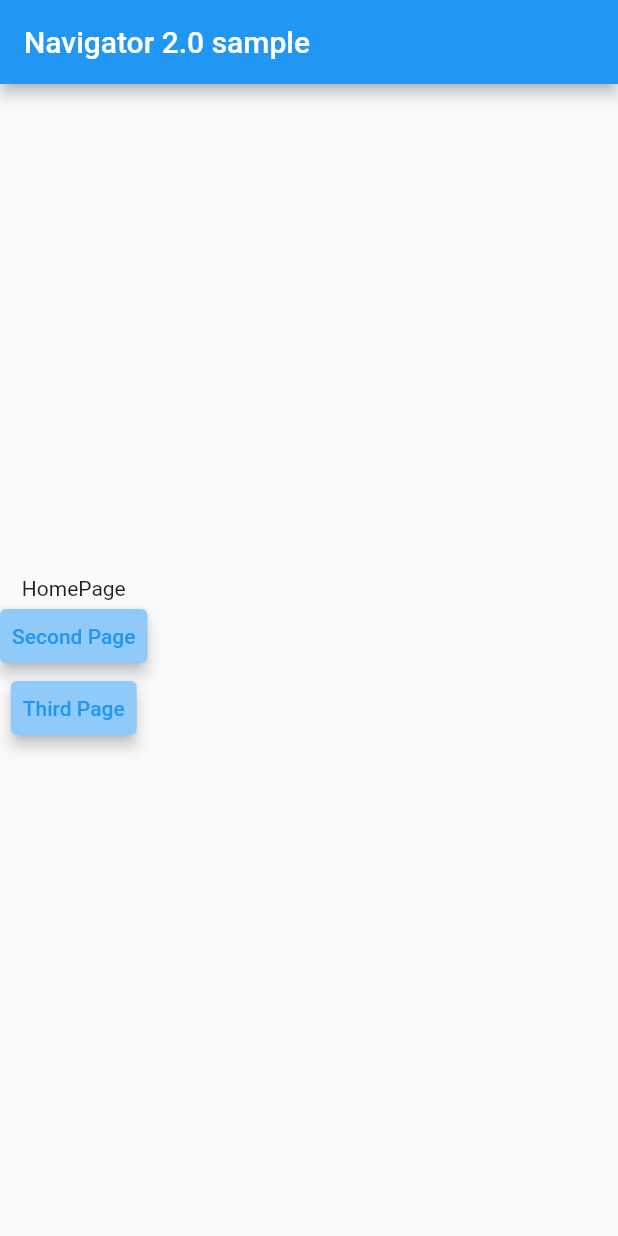
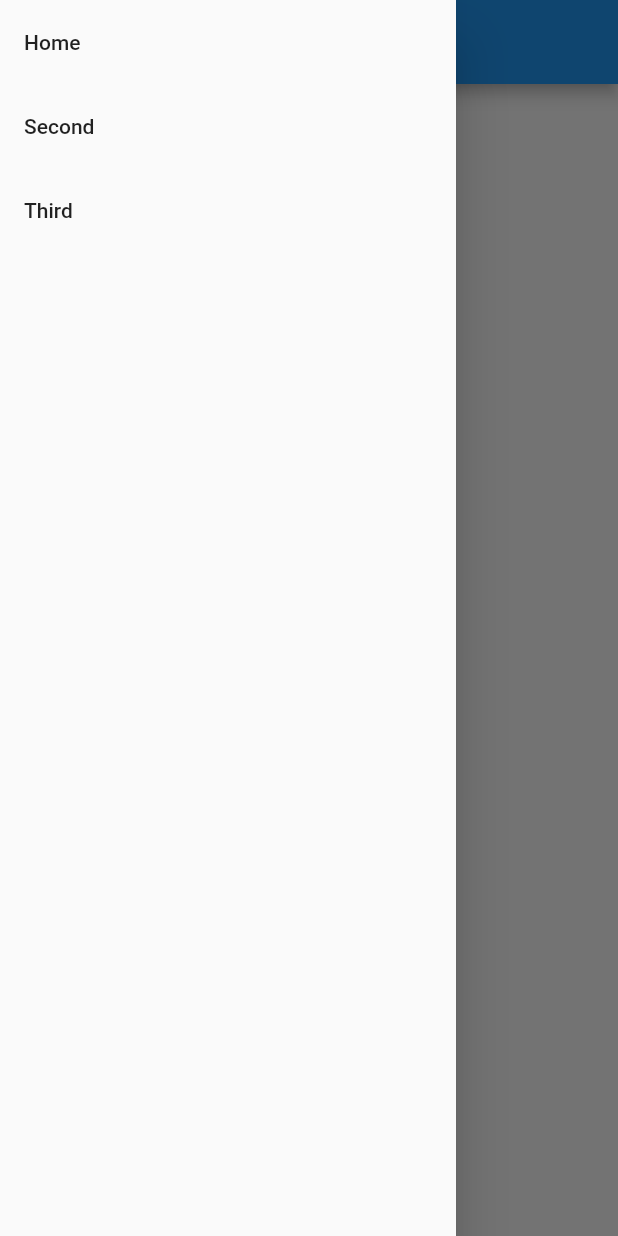
Before and after one commit to tri-star/flutter-navigation2-sample, a Flutter app: the screen it shows after launch, with the side drawer open (before the commit the screen has no drawer), on a phone screen of 412 x 824 dp. Run offline on Flutter 3.47's test engine with Material 2 defaults, Android fonts, the phone set to English and light mode, and no system bars.

Commit message:
クラス名のリネームなど

```diff
--- a/lib/src/app.dart
+++ b/lib/src/app.dart
@@ -1,8 +1,8 @@
 import 'package:flutter/material.dart';
 import 'package:flutter_localizations/flutter_localizations.dart';
-import 'package:navigator2_practice/src/navigator/app_navigator.dart';
+import 'package:navigator2_practice/src/router/router_state.dart';
 import 'package:navigator2_practice/src/router/app_router.dart';
-import 'package:navigator2_practice/src/router/route_path.dart';
+import 'package:navigator2_practice/src/router/app_location.dart';
 import 'package:provider/provider.dart';
 
 /// The Widget that configures your application.
@@ -14,24 +14,22 @@ class MyApp extends StatefulWidget {
 }
 
 class _MyAppState extends State<MyApp> {
-  final AppNavigatorState _navigatorState =
-      AppNavigatorState(AppRoutePath.home());
+  final RouterState _routerState = RouterState(AppLocation.home());
   late final AppRouterDelegate _routerDelegate;
 
   @override
   void initState() {
     super.initState();
-    _routerDelegate = AppRouterDelegate(_navigatorState);
+    _routerDelegate = AppRouterDelegate(_routerState);
   }
 
   @override
   Widget build(BuildContext context) {
     return MultiProvider(
         providers: [
-          ChangeNotifierProvider<AppNavigatorState>.value(
-              value: _navigatorState)
+          ChangeNotifierProvider<RouterState>.value(value: _routerState)
         ],
-        child: Consumer<AppNavigatorState>(builder: (context, state, _) {
+        child: Consumer<RouterState>(builder: (context, state, _) {
           return MaterialApp.router(
             localizationsDelegates: const [
               GlobalMaterialLocalizations.delegate,
--- a/lib/src/layoyuts/default_layout.dart
+++ b/lib/src/layoyuts/default_layout.dart
@@ -1,5 +1,6 @@
 import 'package:flutter/material.dart';
-import 'package:navigator2_practice/src/navigator/app_navigator.dart';
+import 'package:navigator2_practice/src/router/router_state.dart';
+import 'package:navigator2_practice/src/router/app_location.dart';
 import 'package:provider/provider.dart';
 
 class DefaultLayout extends StatelessWidget {
@@ -13,8 +14,35 @@ class DefaultLayout extends StatelessWidget {
       appBar: AppBar(
         title: const Text("Navigator 2.0 sample"),
       ),
-      body: Consumer<AppNavigatorState>(
-        builder: (context, naviGatorState, _) {
+      drawer: Drawer(
+        child: ListView(
+          children: <Widget>[
+            ListTile(
+              title: const Text("Home"),
+              onTap: () {
+                Provider.of<RouterState>(context, listen: false)
+                    .pushRoute(AppLocation.home());
+              },
+            ),
+            ListTile(
+              title: const Text("Second"),
+              onTap: () {
+                Provider.of<RouterState>(context, listen: false)
+                    .pushRoute(AppLocation.second());
+              },
+            ),
+            ListTile(
+              title: const Text("Third"),
+              onTap: () {
+                Provider.of<RouterState>(context, listen: false)
+                    .pushRoute(AppLocation.third());
+              },
+            ),
+          ],
+        ),
+      ),
+      body: Consumer<RouterState>(
+        builder: (context, routerState, _) {
           return child;
         },
       ),
--- a/lib/src/pages/home_page.dart
+++ b/lib/src/pages/home_page.dart
@@ -1,7 +1,7 @@
 import 'package:flutter/material.dart';
 import 'package:navigator2_practice/src/layoyuts/default_layout.dart';
-import 'package:navigator2_practice/src/navigator/app_navigator.dart';
-import 'package:navigator2_practice/src/router/route_path.dart';
+import 'package:navigator2_practice/src/router/router_state.dart';
+import 'package:navigator2_practice/src/router/app_location.dart';
 import 'package:provider/provider.dart';
 
 class HomePage extends Page {
@@ -26,8 +26,8 @@ class HomePage extends Page {
                               MaterialStateProperty.all(Colors.blue[200]),
                         ),
                         onPressed: () {
-                          Provider.of<AppNavigatorState>(context, listen: false)
-                              .setRoute(AppRoutePath.second());
+                          Provider.of<RouterState>(context, listen: false)
+                              .pushRoute(AppLocation.second());
                         },
                         child: const Text('Second Page')),
                     TextButton(
@@ -37,8 +37,8 @@ class HomePage extends Page {
                               MaterialStateProperty.all(Colors.blue[200]),
                         ),
                         onPressed: () {
-                          Provider.of<AppNavigatorState>(context, listen: false)
-                              .setRoute(AppRoutePath.third());
+                          Provider.of<RouterState>(context, listen: false)
+                              .pushRoute(AppLocation.third());
                         },
                         child: const Text('Third Page'))
                   ])));
--- a/lib/src/pages/third_page.dart
+++ b/lib/src/pages/third_page.dart
@@ -1,5 +1,8 @@
 import 'package:flutter/material.dart';
 import 'package:navigator2_practice/src/layoyuts/default_layout.dart';
+import 'package:navigator2_practice/src/router/router_state.dart';
+import 'package:navigator2_practice/src/router/app_location.dart';
+import 'package:provider/provider.dart';
 
 class ThirdPage extends Page {
   const ThirdPage() : super(key: const ValueKey('third'));
@@ -23,7 +26,8 @@ class ThirdPage extends Page {
                               MaterialStateProperty.all(Colors.amber[100]),
                         ),
                         onPressed: () {
-                          Navigator.pop(context);
+                          Provider.of<RouterState>(context, listen: false)
+                              .popRoute();
                         },
                         child: const Text(
                           'Back',
--- /dev/null
+++ b/lib/src/router/app_location.dart
@@ -0,0 +1,39 @@
+import 'package:flutter/material.dart';
+
+class AppLocation {
+  final String page;
+
+  AppLocation.home() : page = '/';
+  AppLocation.second() : page = '/second';
+  AppLocation.third() : page = '/third';
+
+  bool get isHome => page == '/';
+  bool get isSecond => page == '/second';
+  bool get isThird => page == '/third';
+}
+
+class AppRouteInformationParser extends RouteInformationParser<AppLocation> {
+  @override
+  Future<AppLocation> parseRouteInformation(
+      RouteInformation routeInformation) async {
+    final uri = Uri.parse(routeInformation.location!);
+    if (uri.path == '/second') {
+      return AppLocation.second();
+    }
+    if (uri.path == '/third') {
+      return AppLocation.third();
+    }
+    return AppLocation.home();
+  }
+
+  @override
+  RouteInformation restoreRouteInformation(AppLocation routePath) {
+    if (routePath.isSecond) {
+      return const RouteInformation(location: '/second');
+    }
+    if (routePath.isThird) {
+      return const RouteInformation(location: '/third');
+    }
+    return const RouteInformation(location: '/');
+  }
+}
--- a/lib/src/router/route_path.dart
+++ /dev/null
@@ -1,11 +0,0 @@
-class AppRoutePath {
-  final String page;
-
-  AppRoutePath.home() : page = '/';
-  AppRoutePath.second() : page = '/second';
-  AppRoutePath.third() : page = '/third';
-
-  bool get isHome => page == '/';
-  bool get isSecond => page == '/second';
-  bool get isThird => page == '/third';
-}
--- /dev/null
+++ b/lib/src/router/router_state.dart
@@ -0,0 +1,37 @@
+import 'package:flutter/material.dart';
+import 'package:navigator2_practice/src/router/app_location.dart';
+
+class RouterState with ChangeNotifier {
+  List<AppLocation> _history = [];
+
+  RouterState(AppLocation currentRoute) {
+    _history.add(currentRoute);
+  }
+
+  AppLocation get currentRoute => _history.last;
+
+  void setRoute(AppLocation route) {
+    _history = [route];
+    notifyListeners();
+  }
+
+  bool canPop() {
+    return _history.length > 1;
+  }
+
+  void pushRoute(AppLocation route) {
+    _history.add(route);
+    notifyListeners();
+  }
+
+  void replaceRoute(AppLocation route) {
+    _history.removeLast();
+    _history.add(route);
+    notifyListeners();
+  }
+
+  void popRoute() {
+    _history.removeLast();
+    notifyListeners();
+  }
+}
```
Also changed, not shown: lib/src/navigator/app_navigator.dart (deleted, +0 -52 lines), lib/src/pages/second_page.dart (+6 -5 lines), lib/src/router/app_router.dart (+24 -38 lines).
